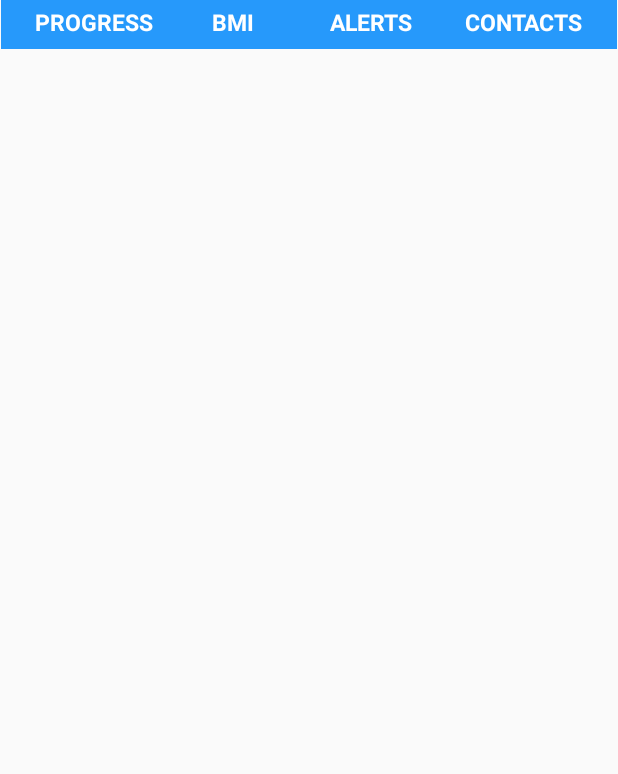
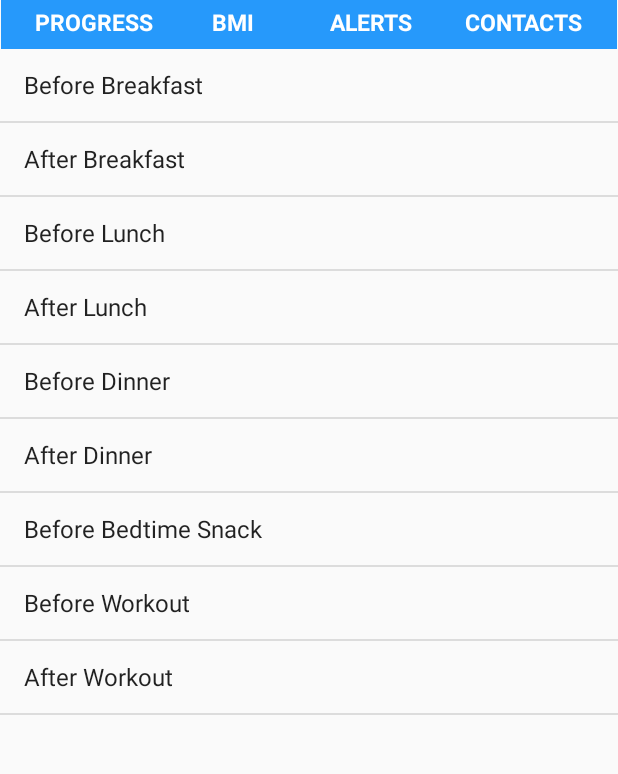
Before and after one commit to noorans/cs115a, an Android app: the screen it shows after launch (MainActivity), on a phone screen of 412 x 824 dp, the part 166-940 px from its top. Run offline under Robolectric (Android 15) with nearby library versions, the phone set to English and light mode, and no system bars.

Commit message:
Adding times

```diff
--- a/SugarAnalysis/app/src/main/java/com/example/sugaranalysis/MainActivity.java
+++ b/SugarAnalysis/app/src/main/java/com/example/sugaranalysis/MainActivity.java
@@ -9,17 +9,40 @@ import android.os.Bundle;
 //import android.view.MenuItem;
 
 import android.view.View;
+import android.widget.ArrayAdapter;
 import android.widget.ImageView;
+import android.widget.ListView;
+
+import java.util.ArrayList;
 
 
 public class MainActivity extends AppCompatActivity {
 
     ImageView progressButton, bmiButton, alertsButton, contactsButton, settingsButton;
+    ListView listView;
 
     @Override
     protected void onCreate(Bundle savedInstanceState) {
         super.onCreate(savedInstanceState);
         setContentView(R.layout.activity_main);
+
+        listView = (ListView)findViewById(R.id.listview);
+        ArrayList<String> arrayList = new ArrayList<>();
+
+        arrayList.add("Before Breakfast");
+        arrayList.add("After Breakfast");
+        arrayList.add("Before Lunch");
+        arrayList.add("After Lunch");
+        arrayList.add("Before Dinner");
+        arrayList.add("After Dinner");
+        arrayList.add("Before Bedtime Snack");
+        arrayList.add("Before Workout");
+        arrayList.add("After Workout");
+
+        ArrayAdapter arrayAdapter = new ArrayAdapter(this, android.R.layout.simple_list_item_1,arrayList);
+        listView.setAdapter(arrayAdapter);
+
+
 
         progressButton = findViewById(R.id.progressIcon);
         bmiButton = findViewById(R.id.bmiIcon);
--- a/SugarAnalysis/app/src/main/res/layout/activity_main.xml
+++ b/SugarAnalysis/app/src/main/res/layout/activity_main.xml
@@ -169,4 +169,9 @@
 
     </RelativeLayout>
 
+    <ListView
+        android:id="@+id/listview"
+        android:layout_width="match_parent"
+        android:layout_height="match_parent" />
+
 </LinearLayout>
```
